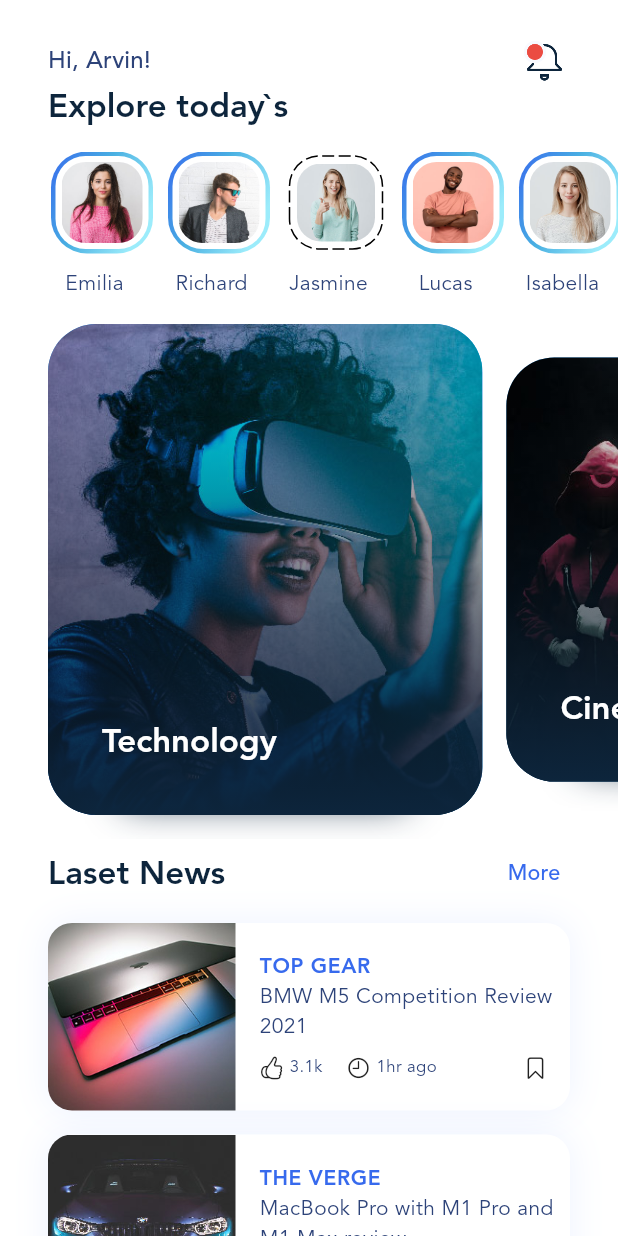
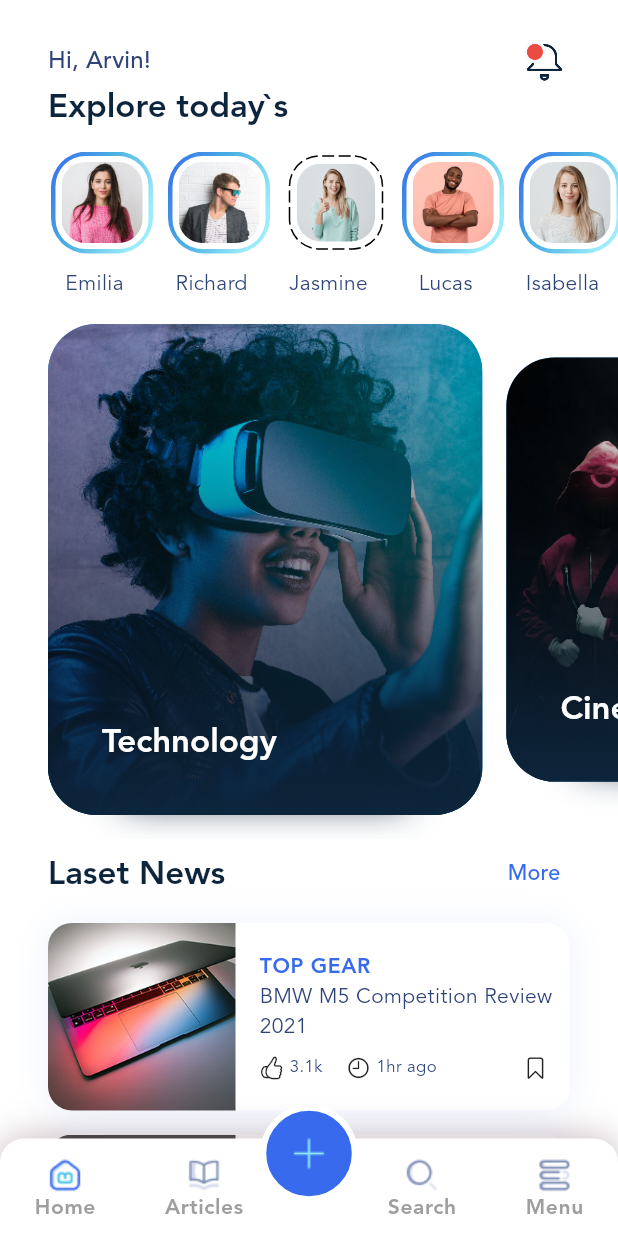
Before and after one commit to rvicode/blog_app, a Flutter app: the MyHomePage screen opened directly, on a phone screen of 412 x 824 dp. Run offline on Flutter 3.47's test engine with Material 3 defaults, Android fonts, the phone set to English and light mode, and no system bars; drawn by our look-alikes of dotted_border; our stand-ins replace flutter_svg, smooth_page_indicator.

Commit message:
add BottomNavigation in home_screen

```diff
--- a/lib/screens/home_screen/home_screen.dart
+++ b/lib/screens/home_screen/home_screen.dart
@@ -3,6 +3,7 @@ import 'package:blog_app/gen/assets.gen.dart';
 import 'package:blog_app/screens/home_screen/widgets/category_widget.dart';
 import 'package:blog_app/screens/home_screen/widgets/post_widget.dart';
 import 'package:blog_app/screens/home_screen/widgets/story_image.dart';
+import 'package:blog_app/widgets/bottom_navigation_widget.dart';
 import 'package:flutter/material.dart';
 
 
@@ -16,9 +17,14 @@ class MyHomePage extends StatelessWidget {
     return SafeArea(
       child: Scaffold(
           backgroundColor: Colors.white,
-          body: SingleChildScrollView(
-            child:
-                Column(crossAxisAlignment: CrossAxisAlignment.start, children: [
+          body: Stack(
+            children: [
+              SingleChildScrollView(
+                child: Padding(
+                  padding: const EdgeInsets.only(bottom: 65),
+                  child: Column(
+                      crossAxisAlignment: CrossAxisAlignment.start,
+                      children: [
                         Padding(
                           padding: const EdgeInsets.fromLTRB(32, 24, 32, 0),
                           child: Row(
@@ -28,13 +34,15 @@ class MyHomePage extends StatelessWidget {
                                 'Hi, Arvin!',
                                 style: textTheme.titleMedium,
                               ),
-                      Assets.img.icons.notification.image(width: 34, height: 34),
+                              Assets.img.icons.notification
+                                  .image(width: 34, height: 34),
                             ],
                           ),
                         ),
                         Padding(
                           padding: const EdgeInsets.fromLTRB(32, 0, 32, 0),
-                child: Text('Explore today`s', style: textTheme.titleLarge),
+                          child: Text('Explore today`s',
+                              style: textTheme.titleLarge),
                         ),
                         const SizedBox(
                           height: 15,
@@ -75,9 +83,11 @@ class MyHomePage extends StatelessWidget {
                           child: Column(
                             children: [
                               Padding(
-                      padding: const EdgeInsets.only(right: 24, left: 32),
+                                padding:
+                                    const EdgeInsets.only(right: 24, left: 32),
                                 child: Row(
-                        mainAxisAlignment: MainAxisAlignment.spaceBetween,
+                                  mainAxisAlignment:
+                                      MainAxisAlignment.spaceBetween,
                                   children: [
                                     Text(
                                       'Laset News',
@@ -96,11 +106,16 @@ class MyHomePage extends StatelessWidget {
                               ),
                               Posts(
                                 textTheme: textTheme,
-                    )
+                              ),
                             ],
                           ),
                         )
                       ]),
+                ),
+              ),
+              const Positioned(
+                  bottom: 0, left: 0, right: 0, child: BottomNavigation())
+            ],
           )),
     );
   }
```
Lines whose indentation alone changed are shown as unchanged.
